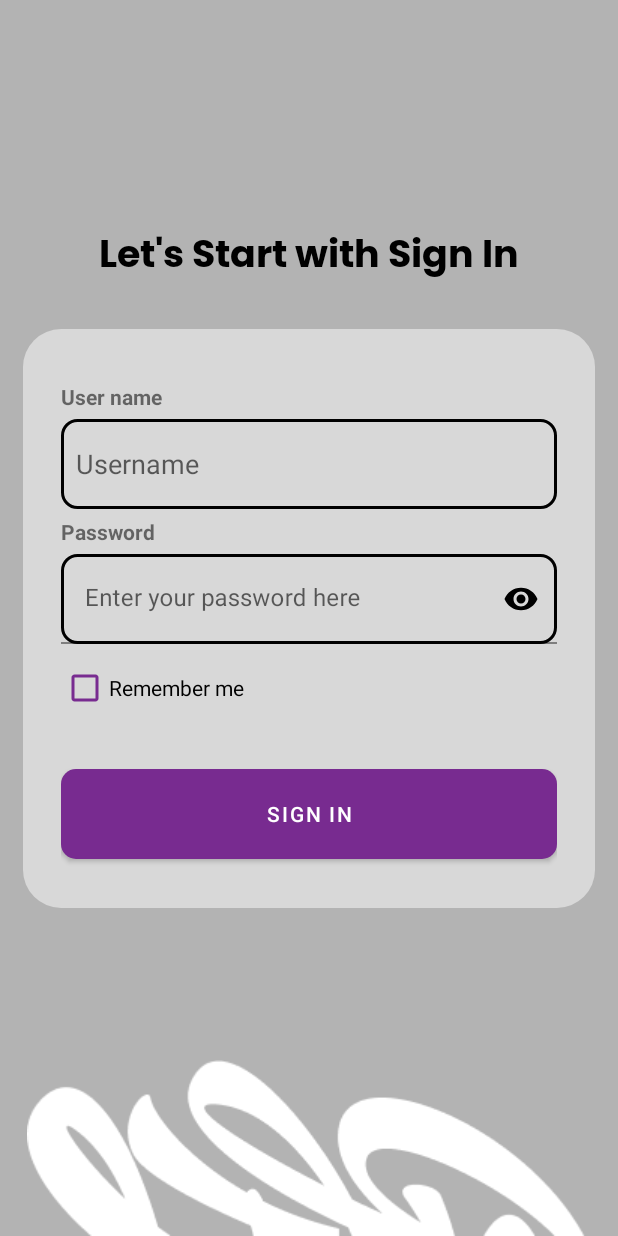
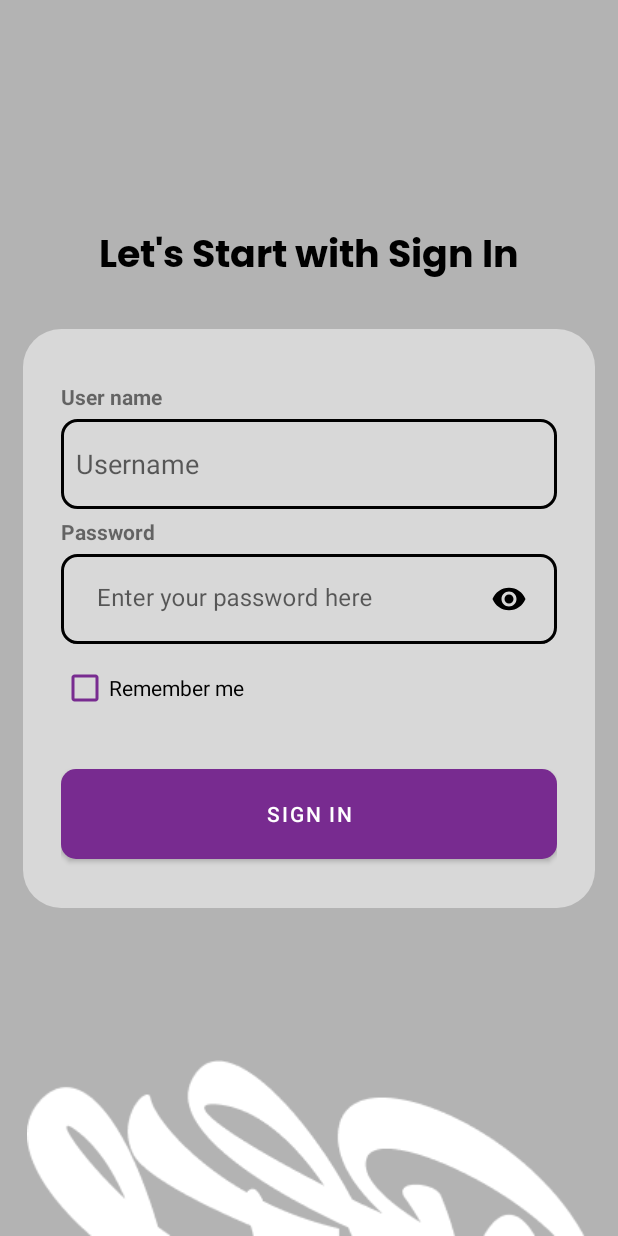
Before and after one commit to aimanxkiller/UI_Designs, an Android app: the LoginActivity screen opened directly, with no data from a screen before it, on a phone screen of 412 x 824 dp. Run offline under Robolectric (Android 15) with nearby library versions, the phone set to English and light mode, and no system bars.

Commit message:
Initial Commit

```diff
--- a/app/src/main/res/layout/activity_login.xml
+++ b/app/src/main/res/layout/activity_login.xml
@@ -44,6 +44,7 @@
             app:layout_constraintTop_toTopOf="parent" />
 
         <TextView
+
             android:id="@+id/textView3"
             android:layout_width="wrap_content"
             android:layout_height="wrap_content"
@@ -70,6 +71,7 @@
         <com.google.android.material.textfield.TextInputLayout
             android:id="@+id/editTextTextPassword"
             android:layout_width="match_parent"
+            android:paddingHorizontal="8dp"
             android:layout_height="60dp"
             android:layout_marginTop="5dp"
             android:hint="Enter your password here"
```
